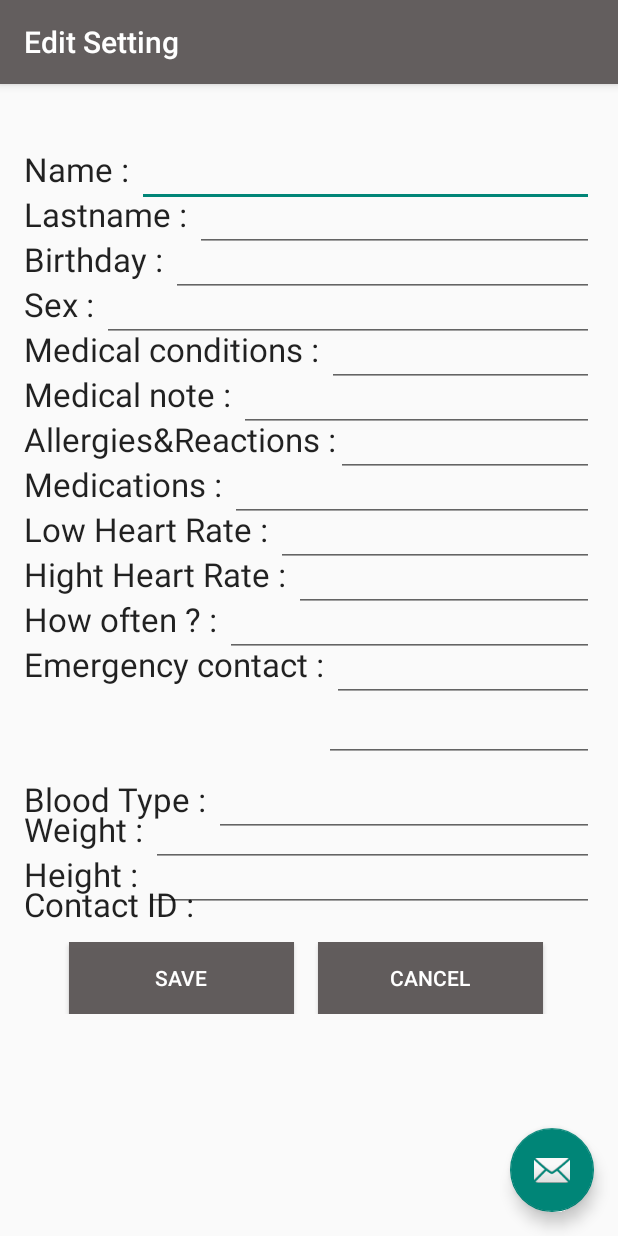
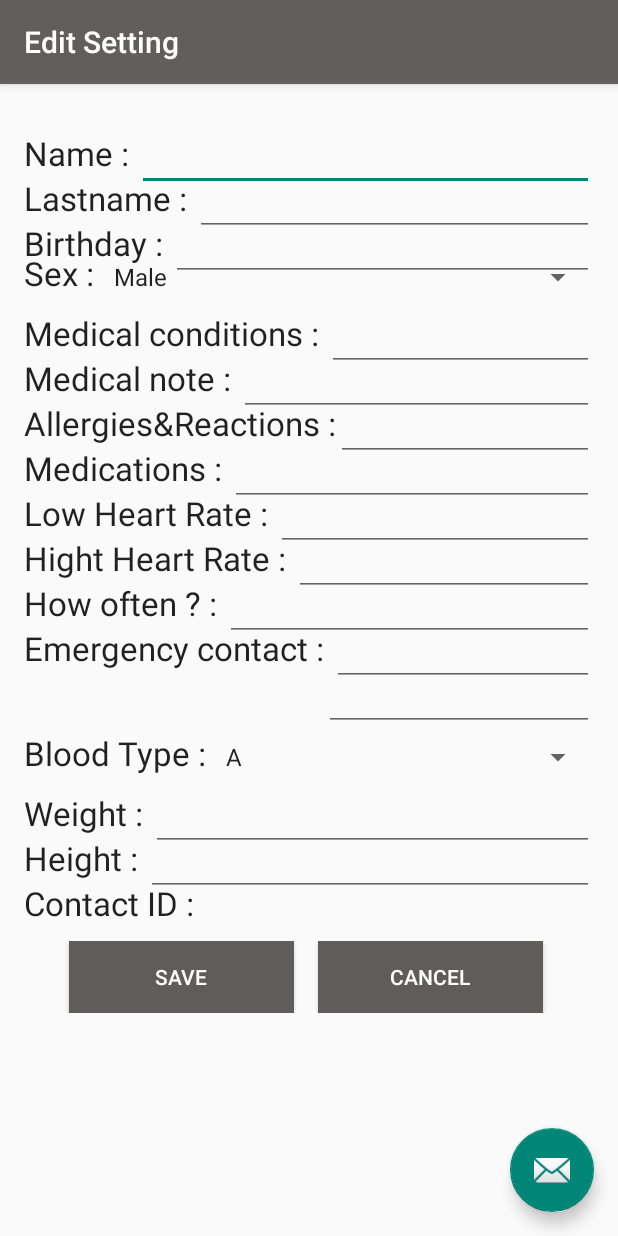
Before and after one commit to Nxenjoy/HeartRateProject, an Android app: the EditSetting screen opened directly, with no data from a screen before it, on a phone screen of 412 x 824 dp. Run offline under Robolectric (Android 15) with nearby library versions, the phone set to English and light mode, and no system bars; 17 statements that could not run were skipped.

Commit message:
edit type (Blood/Sex)
edit type (Blood/Sex)

```diff
--- a/HealthCareProject/app/src/main/java/nl/s5630213023/healthcareproject/HeartRate/EditSetting.java
+++ b/HealthCareProject/app/src/main/java/nl/s5630213023/healthcareproject/HeartRate/EditSetting.java
@@ -10,31 +10,29 @@ import android.support.design.widget.Snackbar;
 import android.support.v7.app.AppCompatActivity;
 import android.support.v7.widget.Toolbar;
 import android.view.View;
+import android.widget.ArrayAdapter;
 import android.widget.Button;
 import android.widget.EditText;
+import android.widget.Spinner;
 import android.widget.TextView;
 import android.widget.Toast;
 
 import nl.s5630213023.healthcareproject.R;
 
 public class EditSetting extends AppCompatActivity implements View.OnClickListener {
-    EditText editName;
-    EditText editLastName;
-    EditText editBirthDay;
-    EditText editSex;
-    EditText editMedicalCondition;
-    EditText editMidicalNote;
-    EditText editAllerAndReact;
-    EditText editMedications;
-    EditText editLowHeart;
-    EditText editHightHeart;
-    EditText editHowOften;
-    EditText editEmContect;
-    EditText editBloodType;
-    EditText editWeight;
-    EditText editHight;
+    EditText editName,editLastName,editBirthDay,editMedicalCondition,editMidicalNote,editAllerAndReact;
+    EditText editMedications,editLowHeart,editHightHeart,editHowOften,editEmContect,editWeight,editHight;
     TextView editContactID;
     EditText editEmTelephone;
+
+    //Spinner BloodType
+    static String typeBloodSelect;
+    Spinner editBloodType;
+
+    //Spinner Sex
+    static String typeSexSelect;
+    Spinner editSex;
+
     @Override
     protected void onCreate(Bundle savedInstanceState) {
         super.onCreate(savedInstanceState);
@@ -59,7 +57,13 @@ public class EditSetting extends AppCompatActivity implements View.OnClickListen
         editName = (EditText) findViewById(R.id.editName);
         editLastName = (EditText) findViewById(R.id.editLastName);
         editBirthDay = (EditText) findViewById(R.id.editBirthDay);
-        editSex = (EditText) findViewById(R.id.editSex);
+
+        String[] Sextype = {"Male","Female"};
+        editSex = (Spinner) findViewById(R.id.editSex);
+        ArrayAdapter<String> strSexType = new ArrayAdapter<String>(this,android.R.layout.simple_spinner_item,Sextype);
+        strSexType.setDropDownViewResource(android.R.layout.simple_dropdown_item_1line);
+        editSex.setAdapter(strSexType);
+
         editMedicalCondition = (EditText) findViewById(R.id.editMedicalCondition);
         editMidicalNote = (EditText) findViewById(R.id.editMidicalNote);
         editAllerAndReact = (EditText) findViewById(R.id.editAllerAndReact);
@@ -69,7 +73,14 @@ public class EditSetting extends AppCompatActivity implements View.OnClickListen
         editHowOften = (EditText) findViewById(R.id.editHowOften);
         editEmContect = (EditText) findViewById(R.id.editEmContect);
         editEmTelephone = (EditText) findViewById(R.id.editEmTelephone);
-        editBloodType = (EditText) findViewById(R.id.editBloodType);
+
+
+        String[] type = {"A","B","AB","O"};
+        editBloodType = (Spinner) findViewById(R.id.editBloodType);
+        ArrayAdapter<String> strType = new ArrayAdapter<String>(this,android.R.layout.simple_spinner_item,type);
+        strType.setDropDownViewResource(android.R.layout.simple_dropdown_item_1line);
+        editBloodType.setAdapter(strType);
+
         editWeight = (EditText) findViewById(R.id.editWeight);
         editHight = (EditText) findViewById(R.id.editHight);
         editContactID = (TextView) findViewById(R.id.editContactID);
@@ -106,7 +117,8 @@ public class EditSetting extends AppCompatActivity implements View.OnClickListen
             editName.setText(c.getString(1));
             editLastName.setText(c.getString(2));
             editBirthDay.setText(c.getString(3));
-            editSex.setText(c.getString(4));
+
+           // editSex.setText(c.getString(4));
             editMedicalCondition.setText(c.getString(5));
             editMidicalNote.setText(c.getString(6));
             editAllerAndReact.setText(c.getString(7));
@@ -116,7 +128,8 @@ public class EditSetting extends AppCompatActivity implements View.OnClickListen
             editHowOften.setText(c.getString(11));
             editEmContect.setText(c.getString(12));
             editEmTelephone.setText(c.getString(13));
-            editBloodType.setText(c.getString(14));
+            //editBloodType.setSelection(typeBloodSelect.indexOf(c.getString(14)));
+            //editBloodType.setText(c.getString(14));
             editWeight.setText(c.getString(15));
             editHight.setText(c.getString(16));
         }
@@ -130,7 +143,8 @@ public class EditSetting extends AppCompatActivity implements View.OnClickListen
         i.put("Name", editName.getText().toString());
         i.put("Lastname", editLastName.getText().toString());
         i.put("Birthday", editBirthDay.getText().toString());
-        i.put("Sex", editSex.getText().toString());
+        typeSexSelect = editSex.getSelectedItem().toString();
+        i.put("Sex", typeSexSelect);
         i.put("medicalCondition", editMedicalCondition.getText().toString());
         i.put("medicalNote", editMidicalNote.getText().toString());
         i.put("Allergies_reaction", editAllerAndReact.getText().toString());
@@ -140,7 +154,8 @@ public class EditSetting extends AppCompatActivity implements View.OnClickListen
         i.put("how_often", Integer.parseInt(editHowOften.getText().toString()));
         i.put("emergencyContract", editEmContect.getText().toString());
         i.put("emergencyTelephone", editEmTelephone.getText().toString());
-        i.put("bloodType", editBloodType.getText().toString());
+        typeBloodSelect = editBloodType.getSelectedItem().toString();
+        i.put("bloodType", typeBloodSelect);
         i.put("weight", Integer.parseInt(editWeight.getText().toString()));
         i.put("hight", Integer.parseInt(editHight.getText().toString()));
 
--- a/HealthCareProject/app/src/main/java/nl/s5630213023/healthcareproject/HeartRate/exercise/Exercise1.java
+++ b/HealthCareProject/app/src/main/java/nl/s5630213023/healthcareproject/HeartRate/exercise/Exercise1.java
@@ -28,8 +28,12 @@ public class Exercise1 extends Fragment implements View.OnClickListener {
     EditText editTimer;
     String formattedDateRecord;
     String formattedTimeRecord;
+
+    //Spinner
     static String typeSelect;
     Spinner typeExercise;
+
+
     public Exercise1() {
         // Required empty public constructor
     }
@@ -58,7 +62,7 @@ public class Exercise1 extends Fragment implements View.OnClickListener {
         strType.setDropDownViewResource(android.R.layout.simple_dropdown_item_1line);
         typeExercise.setAdapter(strType);
 
-
+        //Calendar
         Calendar c = Calendar.getInstance();
         SimpleDateFormat df = new SimpleDateFormat("yyyy-MM-dd HH:mm:ss");
         String formattedDate = df.format(c.getTime());
--- a/HealthCareProject/app/src/main/res/layout/content_edit_setting.xml
+++ b/HealthCareProject/app/src/main/res/layout/content_edit_setting.xml
@@ -15,7 +15,7 @@
     <LinearLayout
         android:layout_width="match_parent"
         android:layout_height="wrap_content"
-        android:layout_marginTop="16dp"
+        android:layout_marginTop="5dp"
         >
         <TextView
             android:layout_width="wrap_content"
@@ -38,7 +38,7 @@
     <LinearLayout
         android:layout_width="match_parent"
         android:layout_height="wrap_content"
-        android:layout_marginTop="46dp">
+        android:layout_marginTop="35dp">
         <TextView
             android:layout_width="wrap_content"
             android:layout_height="wrap_content"
@@ -58,7 +58,7 @@
     <LinearLayout
         android:layout_width="match_parent"
         android:layout_height="wrap_content"
-        android:layout_marginTop="76dp">
+        android:layout_marginTop="65dp">
         <TextView
             android:layout_width="wrap_content"
             android:layout_height="wrap_content"
@@ -79,7 +79,7 @@
     <LinearLayout
         android:layout_width="match_parent"
         android:layout_height="wrap_content"
-        android:layout_marginTop="106dp">
+        android:layout_marginTop="95dp">
         <TextView
             android:layout_width="wrap_content"
             android:layout_height="wrap_content"
@@ -88,7 +88,7 @@
             android:id="@+id/sex"
             />
 
-        <EditText
+        <Spinner
             android:layout_width="match_parent"
             android:layout_height="wrap_content"
             android:textAppearance="?android:attr/textAppearanceLarge"
@@ -99,7 +99,7 @@
     <LinearLayout
         android:layout_width="match_parent"
         android:layout_height="wrap_content"
-        android:layout_marginTop="136dp">
+        android:layout_marginTop="125dp">
         <TextView
             android:layout_width="wrap_content"
             android:layout_height="wrap_content"
@@ -119,7 +119,7 @@
     <LinearLayout
         android:layout_width="match_parent"
         android:layout_height="wrap_content"
-        android:layout_marginTop="166dp">
+        android:layout_marginTop="155dp">
         <TextView
             android:layout_width="wrap_content"
             android:layout_height="wrap_content"
@@ -139,7 +139,7 @@
     <LinearLayout
         android:layout_width="match_parent"
         android:layout_height="wrap_content"
-        android:layout_marginTop="196dp">
+        android:layout_marginTop="185dp">
         <TextView
             android:layout_width="wrap_content"
             android:layout_height="wrap_content"
@@ -160,7 +160,7 @@
     <LinearLayout
         android:layout_width="match_parent"
         android:layout_height="wrap_content"
-        android:layout_marginTop="226dp">
+        android:layout_marginTop="215dp">
         <TextView
             android:layout_width="wrap_content"
             android:layout_height="wrap_content"
@@ -181,7 +181,7 @@
     <LinearLayout
         android:layout_width="match_parent"
         android:layout_height="wrap_content"
-        android:layout_marginTop="256dp">
+        android:layout_marginTop="245dp">
         <TextView
             android:layout_width="wrap_content"
             android:layout_height="wrap_content"
@@ -202,7 +202,7 @@
     <LinearLayout
         android:layout_width="match_parent"
         android:layout_height="wrap_content"
-        android:layout_marginTop="286dp">
+        android:layout_marginTop="275dp">
         <TextView
             android:layout_width="wrap_content"
             android:layout_height="wrap_content"
@@ -222,7 +222,7 @@
     <LinearLayout
         android:layout_width="match_parent"
         android:layout_height="wrap_content"
-        android:layout_marginTop="316dp">
+        android:layout_marginTop="305dp">
         <TextView
             android:layout_width="wrap_content"
             android:layout_height="wrap_content"
@@ -243,7 +243,7 @@
     <LinearLayout
         android:layout_width="match_parent"
         android:layout_height="wrap_content"
-        android:layout_marginTop="346dp">
+        android:layout_marginTop="335dp">
         <TextView
             android:layout_width="wrap_content"
             android:layout_height="wrap_content"
@@ -262,7 +262,7 @@
     <LinearLayout
         android:layout_width="match_parent"
         android:layout_height="wrap_content"
-        android:layout_marginTop="386dp">
+        android:layout_marginTop="365dp">
 
         <EditText
             android:layout_width="match_parent"
@@ -275,7 +275,7 @@
     <LinearLayout
         android:layout_width="match_parent"
         android:layout_height="wrap_content"
-        android:layout_marginTop="436dp">
+        android:layout_marginTop="415dp">
         <TextView
             android:layout_width="wrap_content"
             android:layout_height="wrap_content"
@@ -283,17 +283,19 @@
             android:text="Blood Type : "
             android:id="@+id/bloodType"
             />
-        <EditText
+
+        <Spinner
             android:layout_width="match_parent"
             android:layout_height="wrap_content"
             android:textAppearance="?android:attr/textAppearanceLarge"
             android:id="@+id/editBloodType" />
+
     </LinearLayout>
 
     <LinearLayout
         android:layout_width="match_parent"
         android:layout_height="wrap_content"
-        android:layout_marginTop="456dp">
+        android:layout_marginTop="445dp">
         <TextView
             android:layout_width="wrap_content"
             android:layout_height="wrap_content"
@@ -313,7 +315,7 @@
     <LinearLayout
         android:layout_width="match_parent"
         android:layout_height="wrap_content"
-        android:layout_marginTop="486dp">
+        android:layout_marginTop="475dp">
         <TextView
             android:layout_width="wrap_content"
             android:layout_height="wrap_content"
@@ -332,7 +334,7 @@
     <LinearLayout
         android:layout_width="match_parent"
         android:layout_height="wrap_content"
-        android:layout_marginTop="516dp"
+        android:layout_marginTop="515dp"
         android:id="@+id/linearLayout2">
         <TextView
             android:layout_width="wrap_content"
@@ -354,7 +356,7 @@
     <LinearLayout
         android:layout_width="match_parent"
         android:layout_height="wrap_content"
-        android:layout_marginTop="556dp">
+        android:layout_marginTop="555dp">
 
         <Button
             android:layout_width="150dp"
```
